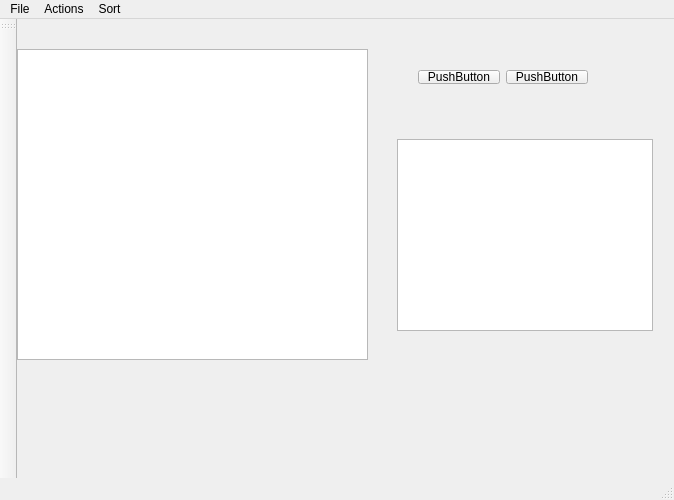
Qt form mainwindow.ui (kevinhartyanyi/class-scheduler) before a commit.
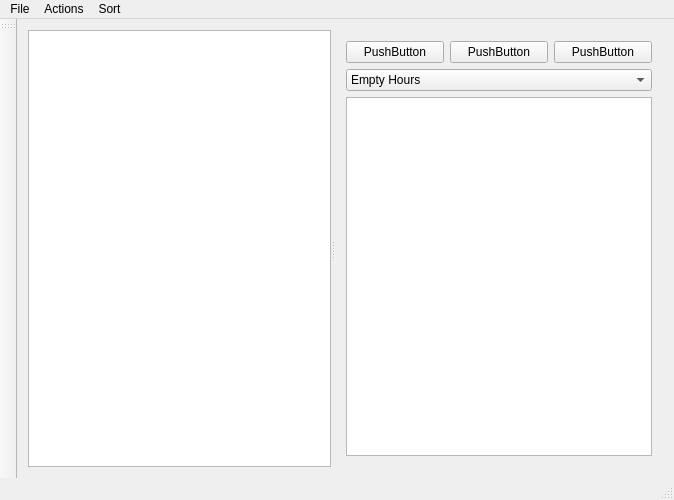
The same form after that commit. Custom widgets are drawn as their Qt base class.

Commit message: Worked on the layout of the widgets

What changed in the file:
```diff
--- a/mainwindow.ui
+++ b/mainwindow.ui
@@ -20,25 +20,18 @@
      <verstretch>0</verstretch>
     </sizepolicy>
    </property>
-   <widget class="QTableWidget" name="timeTable">
-    <property name="geometry">
-     <rect>
-      <x>0</x>
-      <y>30</y>
-      <width>351</width>
-      <height>311</height>
-     </rect>
-    </property>
-   </widget>
-   <widget class="QWidget" name="layoutWidget">
-    <property name="geometry">
-     <rect>
-      <x>390</x>
-      <y>40</y>
-      <width>192</width>
-      <height>36</height>
-     </rect>
-    </property>
+   <layout class="QHBoxLayout" name="horizontalLayout_2">
+    <item>
+     <widget class="QSplitter" name="splitter">
+      <property name="orientation">
+       <enum>Qt::Horizontal</enum>
+      </property>
+      <widget class="QTableWidget" name="timeTable"/>
+      <widget class="QWidget" name="">
+       <layout class="QVBoxLayout" name="verticalLayout_2">
+        <item>
+         <layout class="QVBoxLayout" name="verticalLayout">
+          <item>
     <layout class="QHBoxLayout" name="horizontalLayout">
      <item>
       <widget class="ActionButton" name="leftArrow">
@@ -47,6 +40,19 @@
        </property>
       </widget>
      </item>
+            <item>
+             <widget class="QPushButton" name="pushButton">
+              <property name="sizePolicy">
+               <sizepolicy hsizetype="Preferred" vsizetype="Preferred">
+                <horstretch>0</horstretch>
+                <verstretch>0</verstretch>
+               </sizepolicy>
+              </property>
+              <property name="text">
+               <string>PushButton</string>
+              </property>
+             </widget>
+            </item>
      <item>
       <widget class="ActionButton" name="rightArrow">
        <property name="text">
@@ -55,17 +61,41 @@
       </widget>
      </item>
     </layout>
-   </widget>
-   <widget class="QTableWidget" name="info">
-    <property name="geometry">
-     <rect>
-      <x>380</x>
-      <y>120</y>
-      <width>256</width>
-      <height>192</height>
-     </rect>
-    </property>
-   </widget>
+          </item>
+          <item>
+           <widget class="QComboBox" name="sortCombo">
+            <item>
+             <property name="text">
+              <string>Empty Hours</string>
+             </property>
+            </item>
+            <item>
+             <property name="text">
+              <string>Days Off</string>
+             </property>
+            </item>
+            <item>
+             <property name="text">
+              <string>Reverse Empty Hours</string>
+             </property>
+            </item>
+            <item>
+             <property name="text">
+              <string>Reverse Days Off</string>
+             </property>
+            </item>
+           </widget>
+          </item>
+         </layout>
+        </item>
+        <item>
+         <widget class="QTableWidget" name="info"/>
+        </item>
+       </layout>
+      </widget>
+     </widget>
+    </item>
+   </layout>
   </widget>
   <widget class="QToolBar" name="mainToolBar">
    <attribute name="toolBarArea">
```
Left out of the diff: 9 changed lines with no effect on the pictures. Lines whose indentation alone changed are shown as unchanged. The commit also changes 3 other files.
